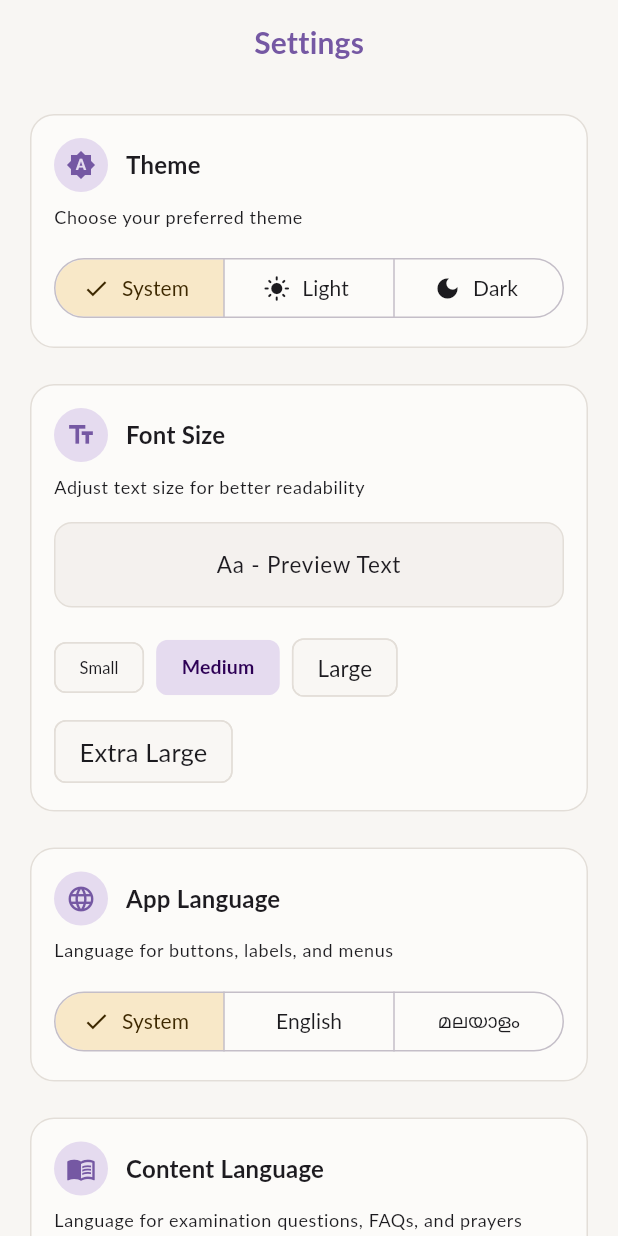
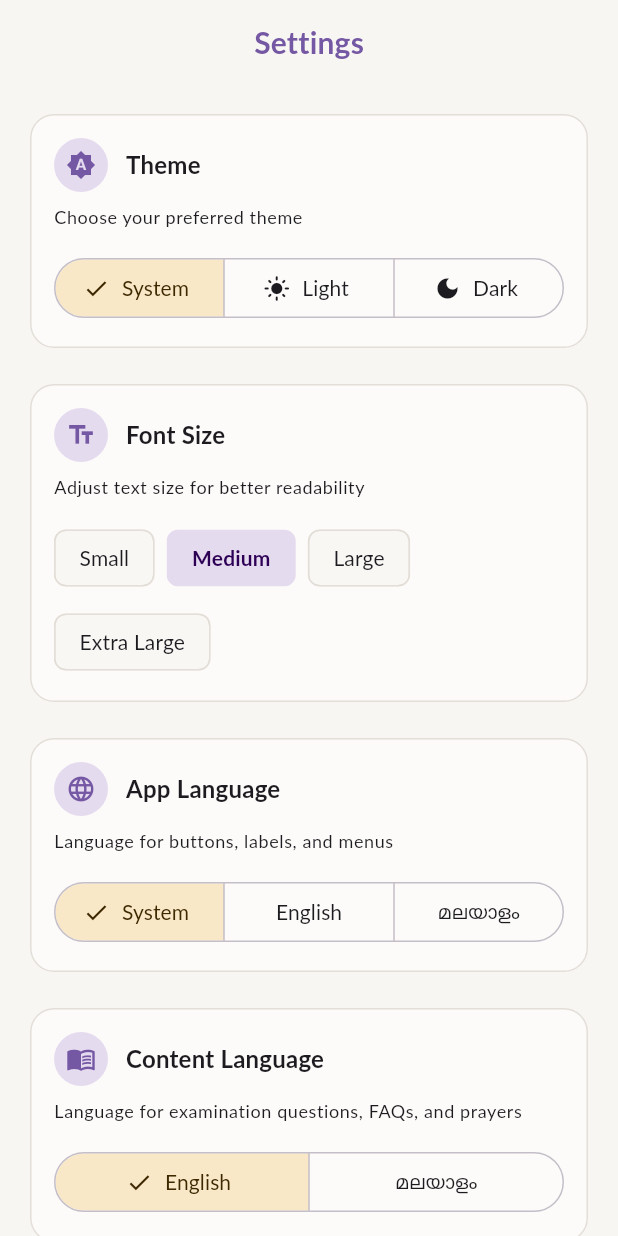
Before and after one commit to sabinjose/metanoia, a Flutter app: the SettingsScreen screen opened by its route, on a phone screen of 412 x 824 dp. Run offline on Flutter 3.47's test engine with Material 3 defaults, Android fonts, the phone set to English and light mode, and no system bars; drawn by our look-alikes of upgrader; our stand-ins replace drift, flutter_animate, flutter_local_notifications, flutter_riverpod, flutter_secure_storage, go_router and 8 more; accounts and stored records are empty; generated files the repository leaves out were written again; project files that could hold a hidden picture were left out.

Commit message:
Make font size option buttons consistent in size
Remove varying font sizes from the choice chips for cleaner UI.
All buttons now have the same text size for visual consistency.

🤖 Generated with [Claude Code](https://claude.com/claude-code)

Co-Authored-By: Claude <noreply@anthropic.com>

```diff
--- a/lib/src/features/settings/presentation/settings_screen.dart
+++ b/lib/src/features/settings/presentation/settings_screen.dart
@@ -872,19 +872,6 @@ class _FontSizeSelector extends StatelessWidget {
     }
   }
 
-  double _getFontSize(FontSizeScale scale) {
-    switch (scale) {
-      case FontSizeScale.small:
-        return 13;
-      case FontSizeScale.medium:
-        return 15;
-      case FontSizeScale.large:
-        return 17;
-      case FontSizeScale.extraLarge:
-        return 19;
-    }
-  }
-
   @override
   Widget build(BuildContext context) {
     final theme = Theme.of(context);
@@ -892,27 +879,6 @@ class _FontSizeSelector extends StatelessWidget {
     return Column(
       crossAxisAlignment: CrossAxisAlignment.start,
       children: [
-        // Preview text
-        Container(
-          width: double.infinity,
-          padding: const EdgeInsets.all(16),
-          decoration: BoxDecoration(
-            color: theme.colorScheme.surfaceContainerHighest.withValues(alpha: 0.5),
-            borderRadius: BorderRadius.circular(12),
-            border: Border.all(
-              color: theme.colorScheme.outlineVariant,
-              width: 1,
-            ),
-          ),
-          child: Text(
-            'Aa - Preview Text',
-            style: theme.textTheme.bodyLarge?.copyWith(
-              fontSize: _getFontSize(currentScale),
-            ),
-            textAlign: TextAlign.center,
-          ),
-        ),
-        const SizedBox(height: 16),
         // Font size options
         Wrap(
           spacing: 8,
@@ -925,7 +891,6 @@ class _FontSizeSelector extends StatelessWidget {
               onSelected: (_) => onChanged(scale),
               showCheckmark: false,
               labelStyle: TextStyle(
-                fontSize: _getFontSize(scale) - 2,
                 color: isSelected
                     ? theme.colorScheme.onPrimaryContainer
                     : theme.colorScheme.onSurfaceVariant,
```
